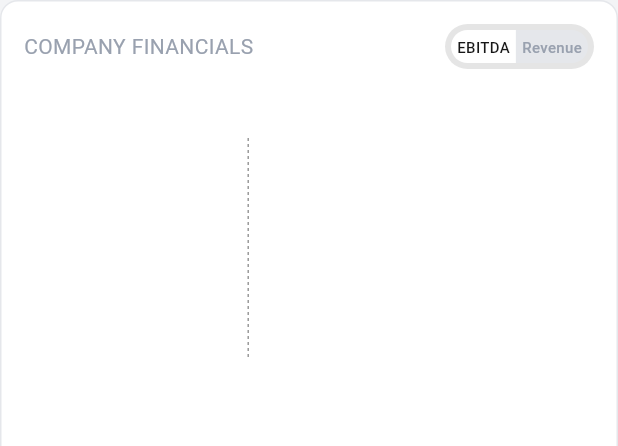
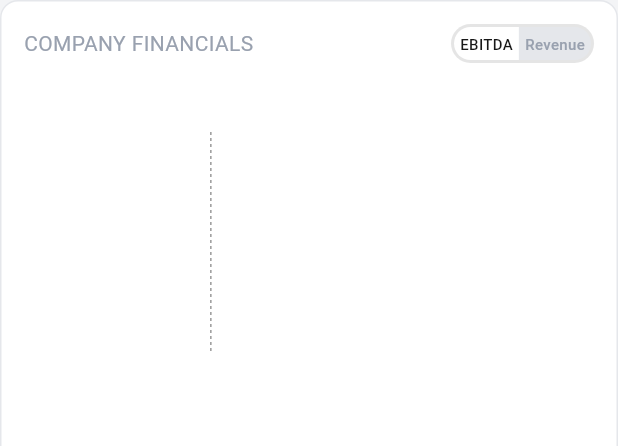
Before and after one commit to avinashk369/tapinvest, a Flutter app: the ChartWidget widget shown alone on an empty page, opened directly with empty values, after a tap on "EBITDA", on a phone screen of 412 x 824 dp. Shown: the top 446 px of the screen. Run offline on Flutter 3.47's test engine with Material 3 defaults, Android fonts, the phone set to English and light mode, and no system bars; drawn by our look-alikes of fl_chart; our stand-ins replace cached_network_image, dio, flutter_bloc, freezed_annotation, get_it, injectable and 1 more; generated files the repository leaves out were written again; network calls fail.

Commit message:
patch: ui optimisation

```diff
--- a/lib/features/instrument/presentation/widget/chart_widget.dart
+++ b/lib/features/instrument/presentation/widget/chart_widget.dart
@@ -31,7 +31,7 @@ class ChartWidget extends StatelessWidget {
                     color: Color(0XFFE5E5E5),
                   ),
                   child: Padding(
-                    padding: const EdgeInsets.all(4.0),
+                    padding: const EdgeInsets.all(2.0),
                     child: Row(
                       children: [
                         InkWell(
--- a/lib/features/instrument/presentation/widget/ebitda_chart.dart
+++ b/lib/features/instrument/presentation/widget/ebitda_chart.dart
@@ -33,13 +33,13 @@ class EbitdaChart extends StatelessWidget {
                 showTitles: true,
                 getTitlesWidget: (value, meta) {
                   String text = "";
-                  if ((meta.formattedValue) == "3") {
+                  if (value == 2.0) {
                     text = "2024";
-                  } else if (meta.formattedValue == "4") {
+                  } else if (value == 3.0) {
                     text = " \t\t\t\t\t2025";
                   }
                   return Padding(
-                    padding: const EdgeInsets.only(right: 16, top: 4),
+                    padding: const EdgeInsets.only(right: 8, top: 4),
                     child: Align(
                       alignment: Alignment.bottomCenter,
                       child: Text(
@@ -70,8 +70,8 @@ class EbitdaChart extends StatelessWidget {
                   strokeWidth: 1,
                 ),
             drawVerticalLine: true,
-            verticalInterval: 0.33,
-            checkToShowVerticalLine: (value) => value <= (0.33),
+            verticalInterval: 0.26,
+            checkToShowVerticalLine: (value) => value <= (0.26),
             getDrawingVerticalLine: (value) {
               return FlLine(
                 color: AppColors.black.withValues(alpha: 0.4),
@@ -81,6 +81,7 @@ class EbitdaChart extends StatelessWidget {
             },
           ),
           borderData: FlBorderData(show: false),
+          maxY: getMaxY(),
           barGroups:
               ebitdaModel
                   ?.map(
@@ -99,7 +100,7 @@ class EbitdaChart extends StatelessWidget {
                             BarChartRodStackItem(
                               (dataItem.value ?? 0).toDouble() / 1.5,
                               (dataItem.value ?? 0).toDouble(),
-                              const Color.fromARGB(255, 161, 188, 245),
+                              const Color.fromARGB(255, 190, 209, 251),
                             ),
                           ],
                         ),
@@ -110,6 +111,16 @@ class EbitdaChart extends StatelessWidget {
         ),
       ),
     );
+  }
+
+  double getMaxY() {
+    double max = 0.0;
+    for (int i = 0; i < (ebitdaModel ?? []).length - 1; i++) {
+      if ((ebitdaModel![i].value ?? 0) > (ebitdaModel![i + 1].value ?? 0)) {
+        max = (ebitdaModel![i].value ?? 0).toDouble();
+      }
+    }
+    return max * 1.1;
   }
 
   Widget bottomTitles(double value, TitleMeta meta) {
--- a/lib/features/instrument/presentation/widget/isin_analysis.dart
+++ b/lib/features/instrument/presentation/widget/isin_analysis.dart
@@ -37,6 +37,8 @@ class _IsinAnalysisState extends State<IsinAnalysis>
     return Padding(
       padding: const EdgeInsets.symmetric(horizontal: 16),
       child: ListView(
+        shrinkWrap: true,
+        physics: const NeverScrollableScrollPhysics(),
         padding: EdgeInsets.zero,
         children: [
           ChartWidget(financialsModel: widget.bondDetail.financials),
```
Also changed, not shown: lib/features/instrument/presentation/pages/instrument_detail.dart (+8 -4 lines), lib/features/instrument/presentation/widget/pros_cons.dart (+10 -8 lines), lib/main.dart (+9 -0 lines).
